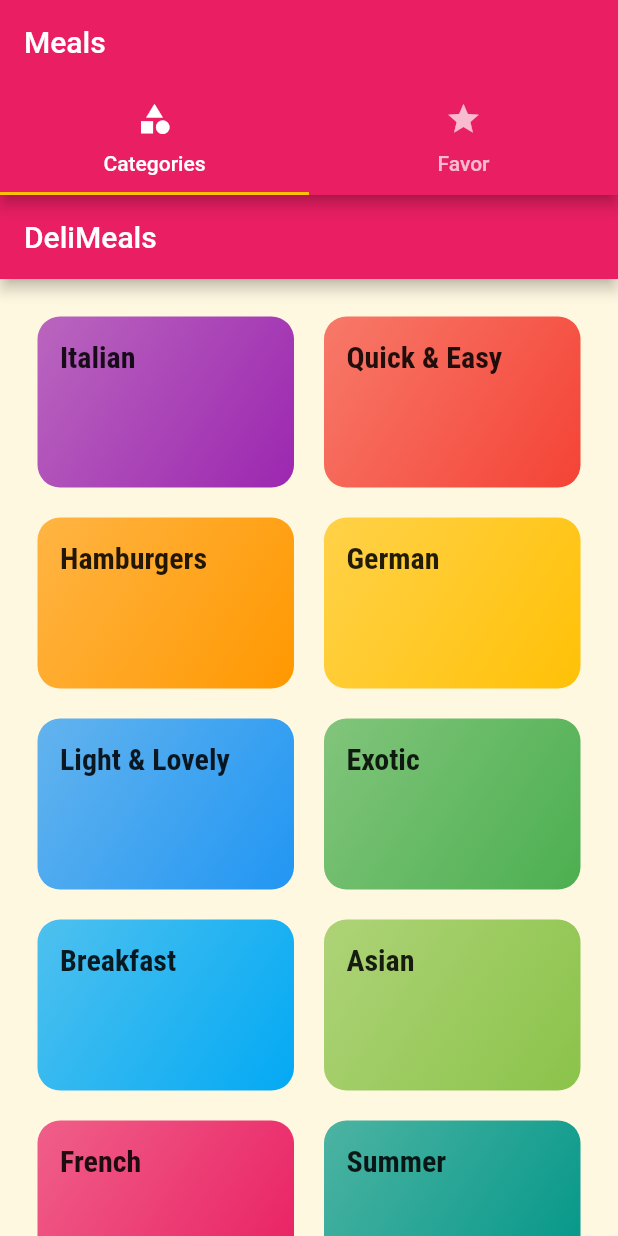
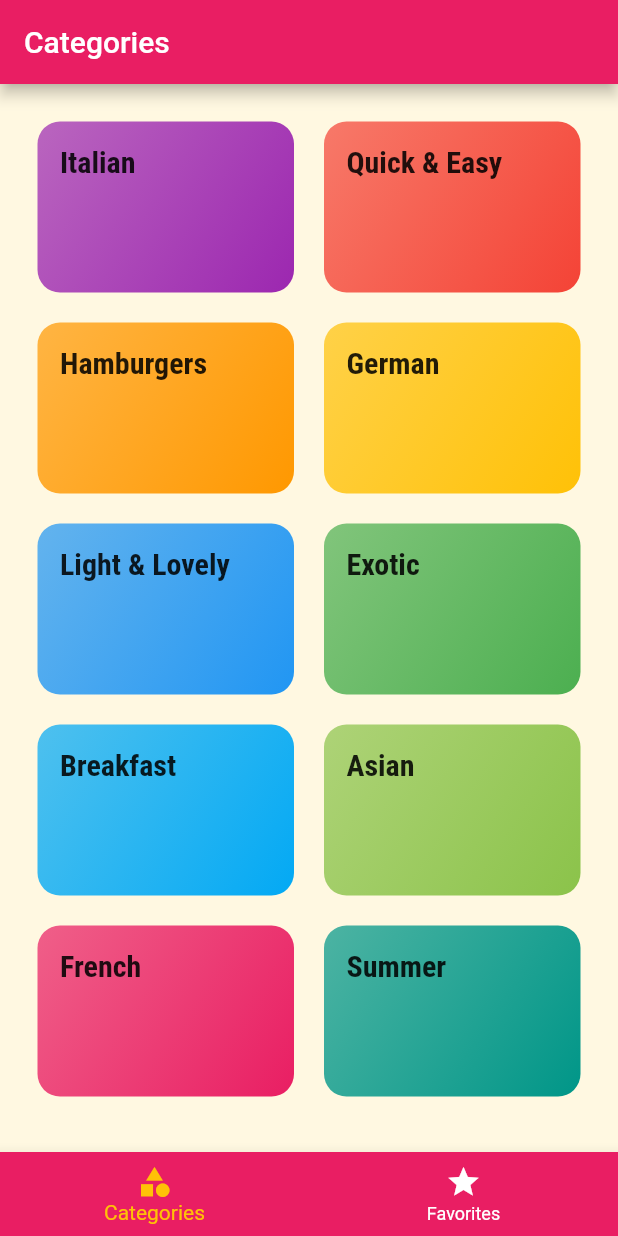
Before and after one commit to fqingyu/Meal-app-by-flutter, a Flutter app: the screen it shows after launch, on a phone screen of 412 x 824 dp. Run offline on Flutter 3.47's test engine with Material 2 defaults, Android fonts, the phone set to English and light mode, and no system bars; Roboto replaces fonts that are missing (Railway).

```diff
--- a/lib/screens/categories_screen.dart
+++ b/lib/screens/categories_screen.dart
@@ -6,11 +6,7 @@ import '../widgets/category_item.dart';
 class CategoriesScreen extends StatelessWidget {
   @override
   Widget build(BuildContext context) {
-    return Scaffold(
-      appBar: AppBar(
-        title: Text('DeliMeals'),
-      ),
-      body: GridView(
+    return GridView(
       padding: EdgeInsets.all(25),
       children: DUMMY_CATEGORIES
           .map(
@@ -27,7 +23,6 @@ class CategoriesScreen extends StatelessWidget {
         crossAxisSpacing: 20,
         mainAxisSpacing: 20,
       ),
-      ),
     );
   }
 }
--- a/lib/screens/taps_screen.dart
+++ b/lib/screens/taps_screen.dart
@@ -9,30 +9,50 @@ class TabsScreen extends StatefulWidget {
 }
 
 class _TabsScreenState extends State<TabsScreen> {
+  final List<Map<String, Object>> _pages = [
+    {
+      'page': CategoriesScreen(),
+      'title': 'Categories',
+    },
+    {
+      'page': FavoritesScreen(),
+      'title': 'Favorites',
+    },
+  ];
+
+  int _selectedPageIndex = 0;
+  void _selectPage(int index) {
+    setState(() {
+      _selectedPageIndex = index;
+    });
+  }
+
   @override
   Widget build(BuildContext context) {
-    return DefaultTabController(
-      length: 2,
-      child: Scaffold(
+    return Scaffold(
       appBar: AppBar(
-          title: Text('Meals'),
-          bottom: TabBar(tabs: [
-            Tab(
+        title: Text(_pages[_selectedPageIndex]['title']),
+      ),
+      body: _pages[_selectedPageIndex]['page'],
+      bottomNavigationBar: BottomNavigationBar(
+        onTap: _selectPage,
+        backgroundColor: Theme.of(context).primaryColor,
+        unselectedItemColor: Colors.white,
+        selectedItemColor: Theme.of(context).accentColor,
+        currentIndex: _selectedPageIndex,
+        type: BottomNavigationBarType.fixed,
+        items: [
+          BottomNavigationBarItem(
+            backgroundColor: Theme.of(context).primaryColor,
             icon: Icon(Icons.category),
-              text: 'Categories',
+            label: 'Categories',
           ),
-            Tab(
+          BottomNavigationBarItem(
+            backgroundColor: Theme.of(context).primaryColor,
             icon: Icon(Icons.star),
-              text: 'Favor',
+            label: 'Favorites',
           ),
-          ]),
-        ),
-        body: TabBarView(
-          children: [
-            CategoriesScreen(),
-            FavoritesScreen(),
         ],
-        ),
       ),
     );
   }
```
Lines whose indentation alone changed are shown as unchanged.
